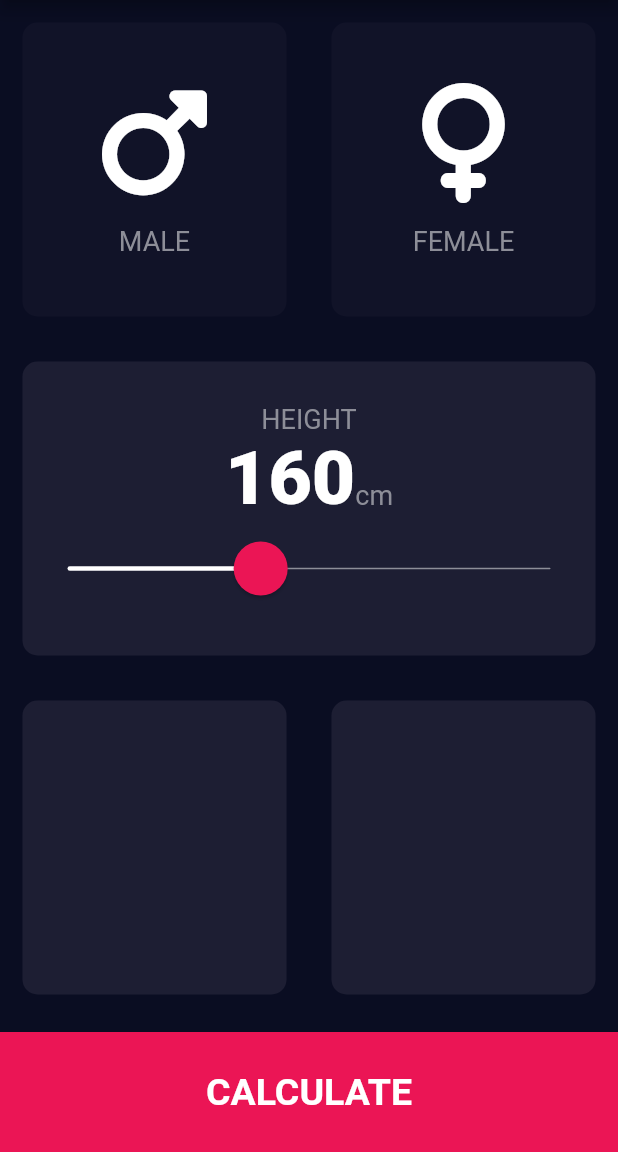
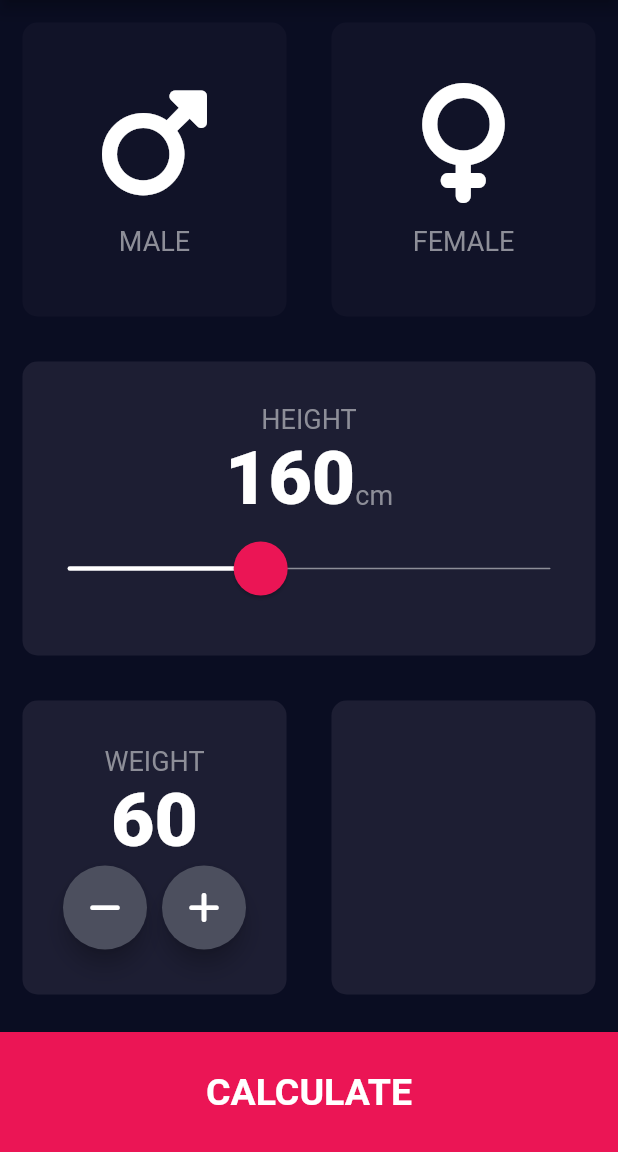
Before and after one commit to HeratUni-CS/bmi-calculator-MorsalEs, a Flutter app: the screen it shows after launch, on a phone screen of 412 x 824 dp, the part 84-1236 px from its top. Run offline on Flutter 3.47's test engine with Material 2 defaults, Android fonts, the phone set to English and light mode, and no system bars; our stand-ins replace font_awesome_flutter.

Commit message:
create weight component to calculate weight and also create reusable round button

```diff
--- a/lib/input_page.dart
+++ b/lib/input_page.dart
@@ -3,6 +3,7 @@ import './constants.dart';
 import 'package:font_awesome_flutter/font_awesome_flutter.dart';
 import './icon_content.dart';
 import './reusable_card.dart';
+import './round_icon_button.dart';
 
 enum Gender { male, female }
 
@@ -14,6 +15,8 @@ class InputPage extends StatefulWidget {
 class _InputPageState extends State<InputPage> {
   Gender? selectedGender;
   int height = 160;
+  int weight = 60;
+  int age = 20;
   @override
   Widget build(BuildContext context) {
     return Scaffold(
@@ -111,7 +114,43 @@ class _InputPageState extends State<InputPage> {
             children: [
               Expanded(
                 child: ReusableCard(
-                  child: Container()
+                  child: Column(
+                    mainAxisAlignment: MainAxisAlignment.center,
+                    children: [
+                      Text(
+                        'WEIGHT',
+                        style: kLabelTextStyle,
+                      ),
+                      Text(
+                        weight.toString(),
+                        style: kNumberTextStyle,
+                      ),
+                      Row(
+                        mainAxisAlignment: MainAxisAlignment.center,
+                        children: [
+                          RoundActionButton(
+                            icon: FontAwesomeIcons.minus,
+                            onPress: () {
+                              setState(() {
+                                weight--;
+                              });
+                            },
+                          ),
+                          SizedBox(
+                            width: 10,
+                          ),
+                          RoundActionButton(
+                            icon: FontAwesomeIcons.plus,
+                            onPress: () {
+                              setState(() {
+                                weight++;
+                              });
+                            },
+                          ),
+                        ],
+                      )
+                    ],
+                  ),
                 ),
               ),
               Expanded(
--- /dev/null
+++ b/lib/round_icon_button.dart
@@ -0,0 +1,19 @@
+import 'package:flutter/material.dart';
+
+class RoundActionButton extends StatelessWidget {
+  final IconData? icon;
+  final VoidCallback? onPress;
+  RoundActionButton({required this.icon, required this.onPress});
+
+  @override
+  Widget build(BuildContext context) {
+    return RawMaterialButton(
+      child: Icon(icon),
+      constraints: BoxConstraints.tightFor(width: 56.0, height: 56.0),
+      elevation: 6,
+      fillColor: Color(0xFF4C4F5E),
+      shape: CircleBorder(),
+      onPressed: onPress,
+    );
+  }
+}
```
